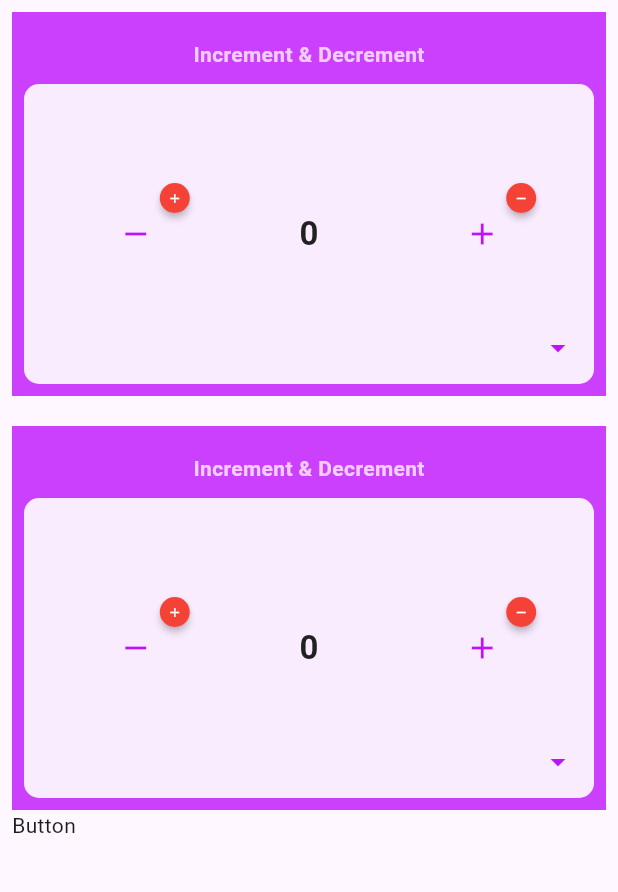
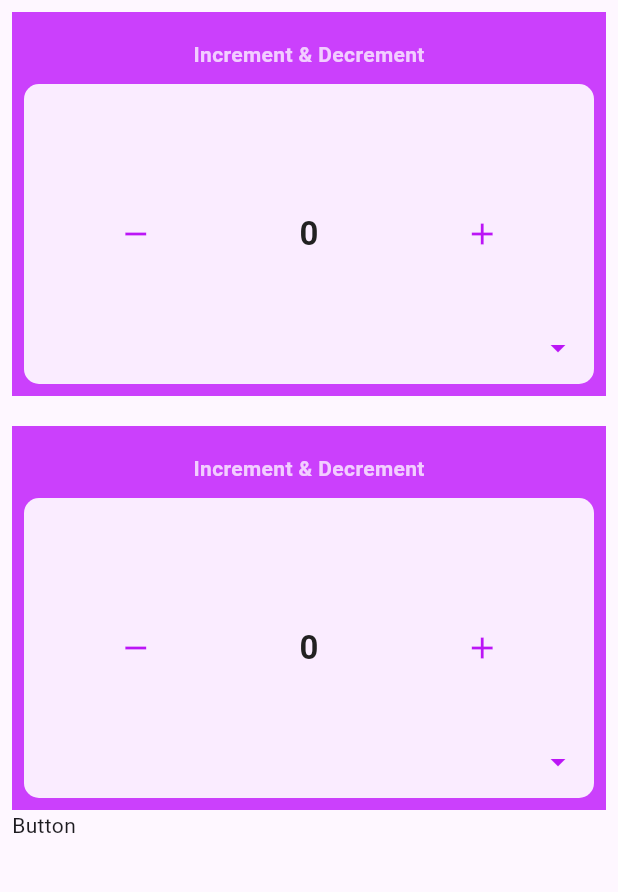
Before and after one commit to Mustack-Rabbi/recount, a Flutter app: the screen it shows after launch, on a phone screen of 412 x 824 dp, the part 84-976 px from its top. Run offline on Flutter 3.47's test engine with Material 3 defaults, Android fonts, the light colour scheme and no system bars; drawn by our look-alikes of badges.

Commit message:
badge show and unshow test

```diff
--- a/lib/button/badge_button.dart
+++ b/lib/button/badge_button.dart
@@ -1,30 +1,49 @@
 import 'package:flutter/material.dart';
 import 'package:badges/badges.dart' as badges;
+import 'package:recount/function/custom_function.dart';
 
-class BadgeButton extends StatelessWidget {
+class BadgeButton extends StatefulWidget {
   final Widget customWidget;
   final VoidCallback onTap;
-  final bool showBadge;
+  static bool showBadge = false;
   final bool isVisible;
   const BadgeButton(
       {super.key,
       required this.customWidget,
       required this.onTap,
-      required this.showBadge,
       required this.isVisible});
 
   @override
+  State<BadgeButton> createState() => _BadgeButtonState();
+}
+
+class _BadgeButtonState extends State<BadgeButton> {
+  // bool showBadge = false;
+  static bool myBadgeBool() {
+    return false;
+  }
+
+  // bool mybg;
+
+  @override
   Widget build(BuildContext context) {
+    bool mBg() {
+      bool myBg = BadgeButton.showBadge;
+      setState(() {});
+      return myBg;
+    }
+
     return badges.Badge(
+      showBadge: mBg(),
       position: badges.BadgePosition.topEnd(top: -10, end: -12),
       badgeAnimation: badges.BadgeAnimation.fade(toAnimate: false),
-      onTap: onTap,
+      onTap: widget.onTap,
       badgeContent: Icon(
-        (isVisible == true) ? Icons.remove : Icons.add,
+        (widget.isVisible == true) ? Icons.remove : Icons.add,
         color: Colors.white,
         size: 10,
       ),
-      child: customWidget,
+      child: widget.customWidget,
 
       //  IconButton(
       //     onPressed: () {
--- a/lib/frame/frame_screen.dart
+++ b/lib/frame/frame_screen.dart
@@ -1,4 +1,6 @@
 import 'package:flutter/material.dart';
+import 'package:recount/button/badge_button.dart';
+import 'package:recount/function/custom_function.dart';
 
 class FrameScreen extends StatefulWidget {
   final Widget displayScreen;
@@ -6,13 +8,18 @@ class FrameScreen extends StatefulWidget {
   final int initialScreen;
   final VoidCallback previousScreen;
   final VoidCallback nextScreen;
-  const FrameScreen(
-      {super.key,
+  // final VoidCallback widgetEditeOnPress;
+  // bool showBadge;
+  // // final bool showBadge;
+
+  FrameScreen({
+    super.key,
     required this.displayScreen,
     required this.numberOfScreen,
     required this.initialScreen,
     required this.previousScreen,
-      required this.nextScreen});
+    required this.nextScreen,
+  });
 
   @override
   State<FrameScreen> createState() => _FrameScreenState();
@@ -42,6 +49,9 @@ class _FrameScreenState extends State<FrameScreen> {
   bool iconButtonAdd = true;
   bool showDown = false;
   bool widgetEdite = false;
+
+  bool iiBadge = CustomFunction.iBadge;
+  // bool showBadge = false;
   @override
   Widget build(BuildContext context) {
     return Container(
@@ -197,25 +207,47 @@ class _FrameScreenState extends State<FrameScreen> {
                                     fontSize: 16,
                                     color: Colors.black.withOpacity(.6)),
                               ))),
-                    (widgetEdite == false)
-                        ? IconButton(
+
+                    // (widget.showBadge == false)
+                    //     ?
+
+                    IconButton(
                         onPressed: () {
                           setState(() {
-                                widgetEdite = !widgetEdite;
+                            BadgeButton.showBadge = !BadgeButton.showBadge;
                           });
                         },
                         icon: Icon(
-                              Icons.widgets,
+                          (BadgeButton.showBadge == false)
+                              ? Icons.widgets
+                              : Icons.done,
                           color: color["deepPurpleColor"],
-                            ))
-                        : IconButton(
-                            onPressed: () {
-                              setState(() {
-                                widgetEdite = !widgetEdite;
-                              });
-                            },
-                            icon: Icon(Icons.done,
-                                color: color["deepPurpleColor"])),
+                        )),
+
+                    // (widget.showBadge == false)
+                    //     ? IconButton(
+                    //         onPressed: () {
+                    //           setState(() {
+                    //             // widgetEdite = !widgetEdite;
+                    //             widget.showBadge = true;
+
+                    //             print(widget.showBadge);
+                    //           });
+                    //         },
+                    //         icon: Icon(
+                    //           Icons.widgets,
+                    //           color: color["deepPurpleColor"],
+                    //         ))
+                    //     : IconButton(
+                    //         onPressed: () {
+                    //           setState(() {
+                    //             widgetEdite = !widgetEdite;
+                    //             widget.showBadge = false;
+                    //             print(widget.showBadge);
+                    //           });
+                    //         },
+                    //         icon: Icon(Icons.done,
+                    //             color: color["deepPurpleColor"])),
                     IconButton(
                         onPressed: () {
                           setState(() {
--- /dev/null
+++ b/lib/function/custom_function.dart
@@ -0,0 +1,14 @@
+class CustomFunction {
+  static bool iBadge = false;
+  static void printMessage(String message) {
+    print(message);
+  }
+
+  static bool showBadge(bool showBadge) {
+    return !showBadge;
+  }
+
+  static bool widgetEdite(bool widgetEdite) {
+    return !widgetEdite;
+  }
+}
--- a/lib/screen/increment_decrement/inc_dec_screen.dart
+++ b/lib/screen/increment_decrement/inc_dec_screen.dart
@@ -1,6 +1,7 @@
 import 'package:flutter/material.dart';
 import 'package:recount/frame/frame_screen.dart';
 
+import '../../function/custom_function.dart';
 import 'inc_dec_screen_one.dart';
 import 'inc_dec_screen_two.dart';
 
@@ -30,8 +31,11 @@ class _IncDecScreenState extends State<IncDecScreen> {
   };
   int increment = 0;
   bool iconButtonAdd = true;
+  bool isVisible = false;
   // bool showDown = false;
   // bool widgetEdite = false;
+
+  bool showBadge = true;
 
   List<Widget> screenList = [
     IncDecScreenOne(),
@@ -56,6 +60,11 @@ class _IncDecScreenState extends State<IncDecScreen> {
     return Container(
       child: Column(mainAxisAlignment: MainAxisAlignment.center, children: [
         FrameScreen(
+          // widgetEditeOnPress: () {
+          //   setState(() {
+          //     CustomFunction.widgetEdite(false);
+          //   });
+          // },
           displayScreen: screenList[initialScreen],
           numberOfScreen: numberOfScreen,
           initialScreen: initialScreen,
--- a/lib/screen/increment_decrement/inc_dec_screen_one.dart
+++ b/lib/screen/increment_decrement/inc_dec_screen_one.dart
@@ -3,8 +3,10 @@ import 'package:badges/badges.dart' as badges;
 import 'package:recount/button/badge_button.dart';
 
 class IncDecScreenOne extends StatefulWidget {
+  // final bool showBadge;
   const IncDecScreenOne({
     super.key,
+    // required this.showBadge,
   });
 
   @override
@@ -28,6 +30,8 @@ class _IncDecScreenOneState extends State<IncDecScreenOne> {
   };
   int increment = 0;
   bool iconButtonAdd = true;
+  bool isVisible = true;
+
   // bool showDown = false;
   // bool widgetEdite = false;
 
@@ -60,9 +64,11 @@ class _IncDecScreenOneState extends State<IncDecScreenOne> {
                     color: color["deepPurpleColor"],
                   )),
               onTap: () {
-                  print("Badge Tapped");
+                setState(() {
+                  isVisible = !isVisible;
+                });
               },
-                showBadge: true),
+            ),
             // badges.Badge(
             //   position: badges.BadgePosition.topEnd(top: -10, end: -12),
             //   showBadge: true,
@@ -93,7 +99,7 @@ class _IncDecScreenOneState extends State<IncDecScreenOne> {
                 )),
             if (iconButtonAdd == true)
               BadgeButton(
-                  isVisible: true,
+                isVisible: isVisible,
                 customWidget: IconButton(
                     onPressed: () {
                       setState(() {
@@ -103,8 +109,12 @@ class _IncDecScreenOneState extends State<IncDecScreenOne> {
                       });
                     },
                     icon: Icon(Icons.add, color: color["deepPurpleColor"])),
-                  onTap: () {},
-                  showBadge: true),
+                onTap: () {
+                  setState(() {
+                    isVisible = !isVisible;
+                  });
+                },
+              ),
           ],
         )
       ]),
```
Lines whose indentation alone changed are shown as unchanged.
